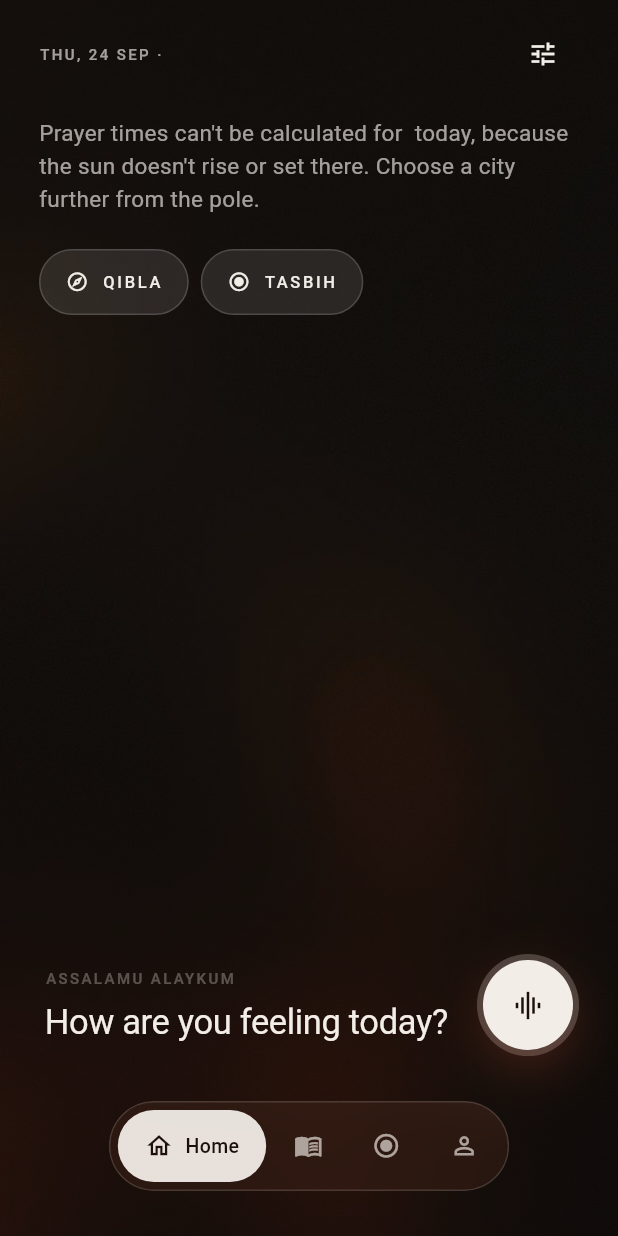
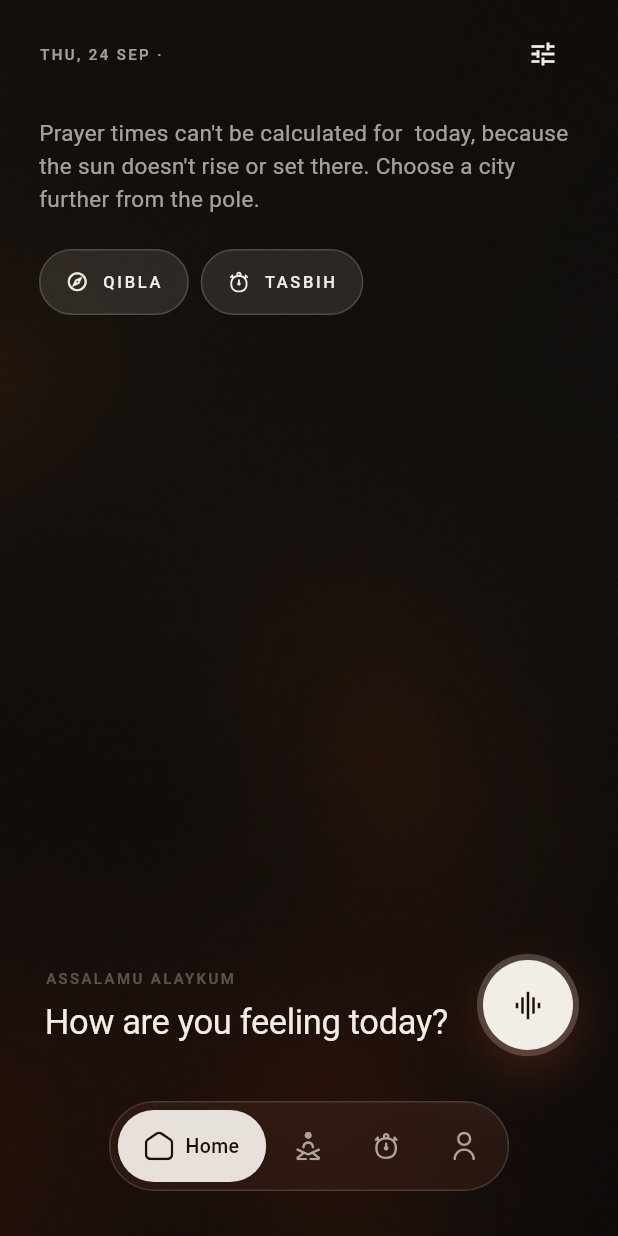
Before and after one commit to junaiddottahir/UNS, a Flutter app: the HomeScreen screen opened by its route, on a phone screen of 412 x 824 dp. Run offline on Flutter 3.47's test engine with Material 3 defaults, Android fonts, the phone set to English and light mode, and no system bars; our stand-ins replace adhan, drift, flutter_compass, flutter_local_notifications, flutter_riverpod, flutter_secure_storage and 7 more; missing offline and left inert: audio_session, cryptography, geomag, purchases_flutter, record, sqlite3; accounts and stored records are empty; generated files the repository leaves out were written again.

Commit message:
Use the custom SVG icons for the tab bar and Home's Tasbih shortcut
Co-Authored-By: Claude Opus 5.5 <noreply@anthropic.com>

```diff
--- a/app/lib/core/widgets/glass.dart
+++ b/app/lib/core/widgets/glass.dart
@@ -117,7 +117,8 @@ class ActionPill extends StatelessWidget {
     required this.onTap,
   });
 
-  final IconData icon;
+  /// An [Icon] or [SvgIcon]; sized and coloured by the pill.
+  final Widget icon;
   final String label;
   final VoidCallback onTap;
 
@@ -135,7 +136,13 @@ class ActionPill extends StatelessWidget {
           child: Row(
             mainAxisSize: MainAxisSize.min,
             children: [
-              Icon(icon, size: 15, color: AppColors.textPrimary),
+              IconTheme(
+                data: const IconThemeData(
+                  size: 15,
+                  color: AppColors.textPrimary,
+                ),
+                child: icon,
+              ),
               const SizedBox(width: 9),
               Text(
                 label.toUpperCase(),
--- /dev/null
+++ b/app/lib/core/widgets/svg_icon.dart
@@ -0,0 +1,36 @@
+import 'package:flutter/widgets.dart';
+import 'package:flutter_svg/flutter_svg.dart';
+
+/// The app's own icons (assets/icons), used in the tab bar and wherever
+/// the same feature is linked.
+abstract final class AppIcons {
+  static const home = 'assets/icons/tab_home.svg';
+  static const shama = 'assets/icons/tab_shama.svg';
+  static const tasbih = 'assets/icons/tab_tasbih.svg';
+  static const profile = 'assets/icons/tab_profile.svg';
+}
+
+/// An SVG icon that takes its size and colour from the [IconTheme], like
+/// [Icon] does, unless given.
+class SvgIcon extends StatelessWidget {
+  const SvgIcon(this.asset, {super.key, this.size, this.color});
+
+  final String asset;
+  final double? size;
+  final Color? color;
+
+  @override
+  Widget build(BuildContext context) {
+    final theme = IconTheme.of(context);
+    final side = size ?? theme.size ?? 24;
+    final tint = color ?? theme.color;
+    return SvgPicture.asset(
+      asset,
+      width: side,
+      height: side,
+      colorFilter: tint == null
+          ? null
+          : ColorFilter.mode(tint, BlendMode.srcIn),
+    );
+  }
+}
--- a/app/lib/core/widgets/tab_shell.dart
+++ b/app/lib/core/widgets/tab_shell.dart
@@ -6,6 +6,7 @@ import 'package:go_router/go_router.dart';
 import '../../l10n/app_localizations.dart';
 import '../theme/app_colors.dart';
 import '../theme/app_theme.dart';
+import 'svg_icon.dart';
 
 /// Main tabs with the prototype's floating glass tab bar over them.
 class TabShell extends StatelessWidget {
@@ -17,10 +18,10 @@ class TabShell extends StatelessWidget {
   Widget build(BuildContext context) {
     final l10n = AppLocalizations.of(context);
     final tabs = [
-      (Icons.home_outlined, l10n.tabHome),
-      (Icons.menu_book_outlined, l10n.tabShama),
-      (Icons.radio_button_checked, l10n.tabTasbih),
-      (Icons.person_outline, l10n.tabProfile),
+      (AppIcons.home, l10n.tabHome),
+      (AppIcons.shama, l10n.tabShama),
+      (AppIcons.tasbih, l10n.tabTasbih),
+      (AppIcons.profile, l10n.tabProfile),
     ];
     return Scaffold(
       body: Stack(
@@ -80,7 +81,8 @@ class _Tab extends StatelessWidget {
     required this.onTap,
   });
 
-  final IconData icon;
+  /// One of [AppIcons].
+  final String icon;
   final String label;
   final bool selected;
   final VoidCallback onTap;
@@ -107,7 +109,7 @@ class _Tab extends StatelessWidget {
               mainAxisSize: MainAxisSize.min,
               mainAxisAlignment: MainAxisAlignment.center,
               children: [
-                Icon(
+                SvgIcon(
                   icon,
                   size: 19,
                   color: selected
--- a/app/lib/features/home/home_screen.dart
+++ b/app/lib/features/home/home_screen.dart
@@ -7,6 +7,7 @@ import '../../core/theme/app_colors.dart';
 import '../../core/theme/app_theme.dart';
 import '../../core/widgets/ambient_background.dart';
 import '../../core/widgets/glass.dart';
+import '../../core/widgets/svg_icon.dart';
 import '../../l10n/app_localizations.dart';
 import '../location/location_providers.dart';
 import '../prayer/prayer_background.dart';
@@ -121,12 +122,12 @@ class HomeScreen extends ConsumerWidget {
                   spacing: 8,
                   children: [
                     ActionPill(
-                      icon: Icons.explore_outlined,
+                      icon: const Icon(Icons.explore_outlined),
                       label: l10n.qibla,
                       onTap: () => context.push(Routes.qibla),
                     ),
                     ActionPill(
-                      icon: Icons.radio_button_checked,
+                      icon: const SvgIcon(AppIcons.tasbih),
                       label: l10n.tasbih,
                       onTap: () => context.go(Routes.tasbih),
                     ),
--- a/app/lib/features/qibla/qibla_screen.dart
+++ b/app/lib/features/qibla/qibla_screen.dart
@@ -140,7 +140,7 @@ class _Footer extends ConsumerWidget {
           )
         else if (state is CompassReading)
           ActionPill(
-            icon: Icons.refresh,
+            icon: const Icon(Icons.refresh),
             label: l10n.calibrate,
             onTap: () => context.push(Routes.qiblaCalibrate),
           ),
--- a/app/lib/features/tasbih/history_screen.dart
+++ b/app/lib/features/tasbih/history_screen.dart
@@ -108,7 +108,7 @@ class HistoryScreen extends ConsumerWidget {
                     Padding(
                       padding: const EdgeInsetsDirectional.only(start: 8),
                       child: ActionPill(
-                        icon: Icons.local_fire_department_outlined,
+                        icon: const Icon(Icons.local_fire_department_outlined),
                         label: l10n.streaksPremium,
                         onTap: () => context.push(Routes.plans),
                       ),
--- a/app/pubspec.yaml
+++ b/app/pubspec.yaml
@@ -52,6 +52,7 @@ flutter:
   assets:
     - assets/images/
     - assets/data/
+    - assets/icons/
 
   # Athletics (the brand font). The files in the repo root are web-font
   # copies, not a licence to ship it. Once the licensed desktop/app OTFs
```
Also changed, not shown: app/assets/icons/tab_home.svg (added), app/assets/icons/tab_profile.svg (added), app/assets/icons/tab_shama.svg (added), app/assets/icons/tab_tasbih.svg (added), icons/Home.svg (added), icons/profile.svg (added), icons/shama.svg (added), icons/tasbih.svg (added).
